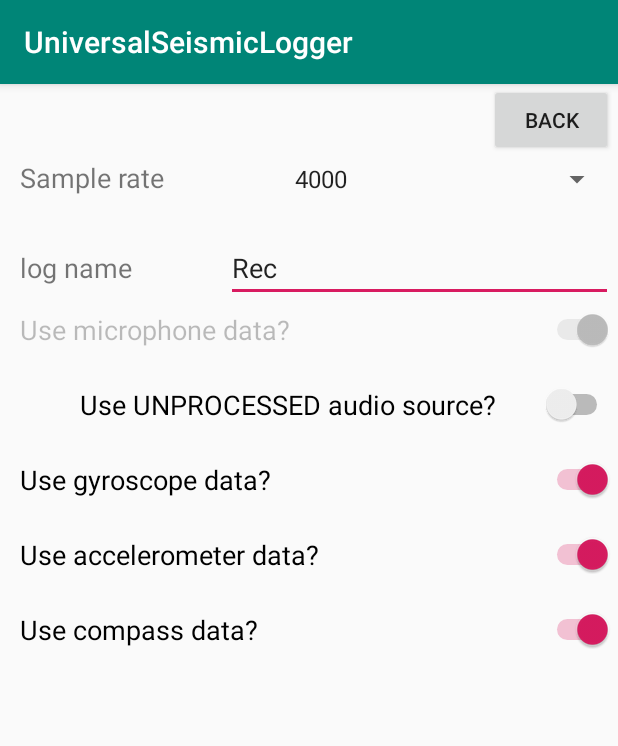
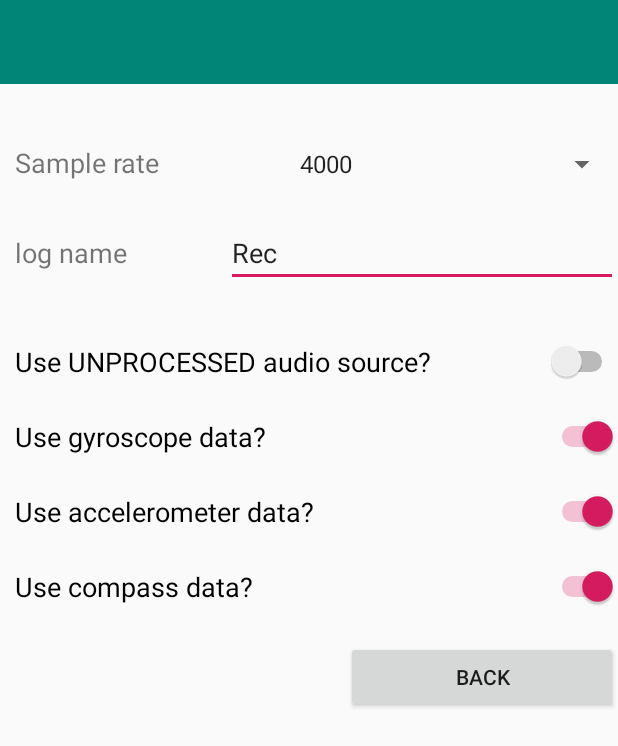
Before and after one commit to AnastasiyaNovel97/UniversalSeismicLogger, an Android app: the screen it shows after launch (ConfigActivity), after a tap on an icon or button, on a phone screen of 412 x 824 dp. Shown: the top 746 px of the screen. Run offline under Robolectric (Android 15) with nearby library versions, the phone set to English and light mode, and no system bars; libraries missing offline, so code that uses them is left out: com.instacart.library; 3 statements that could not run were skipped.

Commit message:
GUI improvement again

```diff
--- a/app/src/main/java/com/example/universalseismiclogger/activities/ConfigActivity.java
+++ b/app/src/main/java/com/example/universalseismiclogger/activities/ConfigActivity.java
@@ -72,7 +72,7 @@ public class ConfigActivity extends AppCompatActivity {
             public void onItemSelected(AdapterView<?> parent, View view,
                                        int position, long id) {
                 // показываем позицию нажатого элемента
-                Toast.makeText(getBaseContext(), "Position = " + position, Toast.LENGTH_SHORT).show();
+                //Toast.makeText(getBaseContext(), "Position = " + position, Toast.LENGTH_SHORT).show();
             }
 
             @Override
--- a/app/src/main/res/layout/activity_config.xml
+++ b/app/src/main/res/layout/activity_config.xml
@@ -7,16 +7,19 @@
     tools:context=".activities.ConfigActivity"
     android:orientation="horizontal">
 
-    <Space
-        android:layout_width="10dp"
-        android:layout_height="wrap_content"
-        android:layout_weight="1" />
-
     <LinearLayout
         android:layout_width="match_parent"
         android:layout_height="wrap_content"
         android:layout_weight="1"
         android:orientation="vertical">
+
+        <androidx.appcompat.widget.Toolbar
+            android:id="@+id/toolbar8"
+            android:layout_width="match_parent"
+            android:layout_height="wrap_content"
+            android:background="?attr/colorPrimary"
+            android:minHeight="?attr/actionBarSize"
+            android:theme="?attr/actionBarTheme" />
 
         <LinearLayout
             android:layout_width="match_parent"
@@ -24,17 +27,10 @@
             android:orientation="horizontal">
 
             <Space
-                android:layout_width="wrap_content"
-                android:layout_height="50dp"
-                android:layout_weight="10" />
+                android:layout_width="40dp"
+                android:layout_height="40dp"
+                android:layout_weight="1" />
 
-            <Button
-                android:id="@+id/button_back"
-                android:layout_width="50dp"
-                android:layout_height="wrap_content"
-                android:layout_weight="1"
-                android:onClick="onBackClick"
-                android:text="@string/back_button" />
         </LinearLayout>
 
 
@@ -68,7 +64,8 @@
 
             <Space
                 android:layout_width="10dp"
-                android:layout_height="50dp" />
+                android:layout_height="50dp"
+                android:layout_weight="0" />
 
             <TextView
                 android:id="@+id/textView3"
@@ -91,11 +88,11 @@
 
         <LinearLayout
             android:layout_width="match_parent"
-            android:layout_height="wrap_content"
+            android:layout_height="31dp"
             android:orientation="horizontal">
 
             <Space
-                android:layout_width="10dp"
+                android:layout_width="15dp"
                 android:layout_height="50dp" />
 
             <Switch
@@ -106,7 +103,8 @@
                 android:checked="true"
                 android:enabled="false"
                 android:text="@string/switch_use_mic"
-                android:textSize="18sp" />
+                android:textSize="18sp"
+                android:visibility="gone" />
         </LinearLayout>
 
         <LinearLayout
@@ -115,7 +113,7 @@
             android:orientation="horizontal">
 
             <Space
-                android:layout_width="50dp"
+                android:layout_width="10dp"
                 android:layout_height="50dp" />
 
             <Switch
@@ -183,13 +181,29 @@
                 android:checked="true"
                 android:text="@string/switch_use_compass"
                 android:textSize="18sp" />
+
+        </LinearLayout>
+
+        <LinearLayout
+            android:layout_width="match_parent"
+            android:layout_height="match_parent"
+            android:orientation="horizontal">
+
+            <Space
+                android:layout_width="178dp"
+                android:layout_height="match_parent"
+                android:layout_weight="1" />
+
+            <Button
+                android:id="@+id/button_back"
+                android:layout_width="128dp"
+                android:layout_height="wrap_content"
+                android:layout_weight="1"
+                android:onClick="onBackClick"
+                android:text="@string/back_button" />
+
         </LinearLayout>
 
     </LinearLayout>
 
-    <Space
-        android:layout_width="10dp"
-        android:layout_height="wrap_content"
-        android:layout_weight="1" />
-
 </LinearLayout>
--- a/app/src/main/res/layout/activity_recording.xml
+++ b/app/src/main/res/layout/activity_recording.xml
@@ -6,6 +6,15 @@
     android:layout_height="match_parent"
     android:orientation="vertical"
     tools:context=".activities.RecordingActivity">
+
+    <androidx.appcompat.widget.Toolbar
+        android:id="@+id/toolbar"
+        android:layout_width="match_parent"
+        android:layout_height="wrap_content"
+        android:layout_weight="0"
+        android:background="?attr/colorPrimary"
+        android:minHeight="?attr/actionBarSize"
+        android:theme="?attr/actionBarTheme" />
 
     <Space
         android:layout_width="wrap_content"
@@ -83,7 +92,7 @@
 
     <Space
         android:layout_width="match_parent"
-        android:layout_height="80dp" />
+        android:layout_height="73dp" />
 
     <LinearLayout
         android:layout_width="match_parent"
--- a/app/src/main/res/values/styles.xml
+++ b/app/src/main/res/values/styles.xml
@@ -1,7 +1,7 @@
 <resources>
 
     <!-- Base application theme. -->
-    <style name="AppTheme" parent="Theme.AppCompat.Light.DarkActionBar">
+    <style name="AppTheme" parent="Theme.AppCompat.Light.NoActionBar">
         <!-- Customize your theme here. -->
         <item name="colorPrimary">@color/colorPrimary</item>
         <item name="colorPrimaryDark">@color/colorPrimaryDark</item>
```
